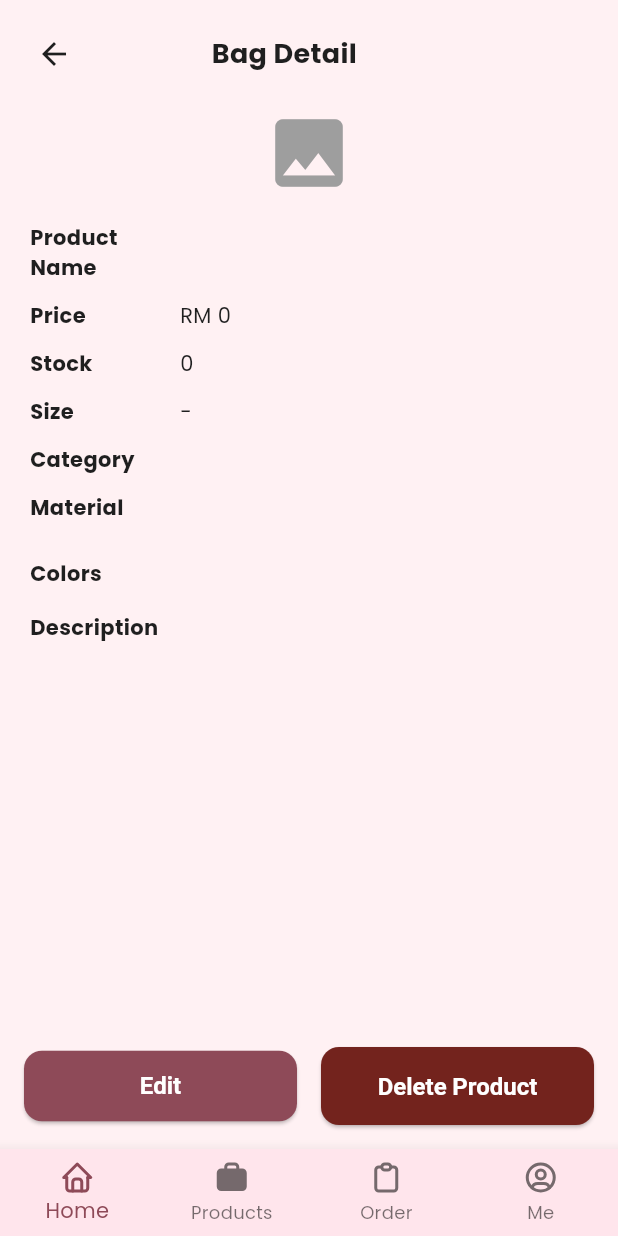
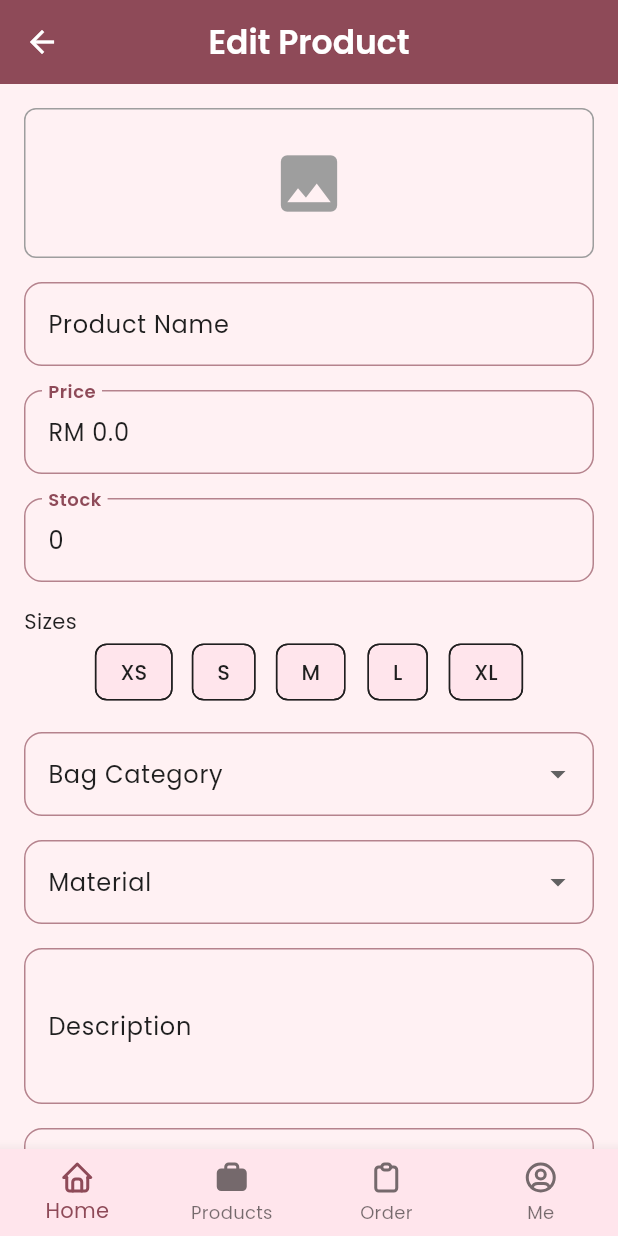
Before and after one commit to adamimrn22/MAP_Flutter_Project_Wanderers, a Flutter app: the SellerPreviewBagScreen screen opened by its route, after a tap on "Edit", on a phone screen of 412 x 824 dp. Run offline on Flutter 3.47's test engine with Material 3 defaults, Android fonts, the phone set to English and light mode, and no system bars; our stand-ins replace cloud_firestore, firebase_auth, firebase_core, flutter_tabler_icons, go_router, google_fonts and 2 more; accounts and stored records are empty.

Commit message:
add edit product function and fix minor error

```diff
--- a/lib/routing/router.dart
+++ b/lib/routing/router.dart
@@ -30,6 +30,7 @@ import 'package:mycrochetbag/ui/customer/customer_profile/customer_profile_scree
 import 'package:mycrochetbag/ui/admin/widgets/admin_profile_screen.dart';
 import 'package:mycrochetbag/ui/seller/seller_manage_bag/seller_add_bag/widget/seller_addbag_screen.dart';
 import 'package:mycrochetbag/ui/seller/seller_manage_bag/seller_preview_bag/widgets/seller_previewBag_screen.dart';
+import 'package:mycrochetbag/ui/seller/seller_manage_bag/seller_edit_bag/widgets/seller_editbag_screen.dart';
 
 final _rootNavigatorKey = GlobalKey<NavigatorState>();
 
@@ -178,8 +179,34 @@ GoRouter router(AuthServices authServices) => GoRouter(
           builder:
               (context, state) => const SellerPreviewBagScreen(
                 productId: '',
-              ), // Or with data if needed
+              ),
         ),
+        GoRoute(
+          path: Routes.sellerEditBag, // '/seller/edit-bag'
+          builder: (context, state) {
+            final Map<String, dynamic> productData = state.extra as Map<String, dynamic>;
+
+            // Extract productId - check multiple possible field names
+            String productId = '';
+            if (productData.containsKey('id')) {
+              productId = productData['id'].toString();
+            } else if (productData.containsKey('productId')) {
+              productId = productData['productId'].toString();
+            } else if (productData.containsKey('docId')) {
+              productId = productData['docId'].toString();
+            }
+
+            print('Router - Product ID: $productId'); // Debug
+            print('Router - Product Data keys: ${productData.keys}'); // Debug
+
+            return EditProductPage(
+              productData: productData,
+              productId: productId,
+            );
+          },
+        ),
+
+
       ],
     ),
     // GoRoute(
--- a/lib/routing/routes.dart
+++ b/lib/routing/routes.dart
@@ -19,6 +19,7 @@ abstract final class Routes {
   static const sellerProduct = '/seller/products';
   static const sellerOrders = '/seller/orders';
   static const sellerAddBag = '/seller/add-bag';
+  static const sellerEditBag = '/seller/edit-bag';
   static const sellerPreviewBag = '/seller/preview-bag';
 
 
--- /dev/null
+++ b/lib/ui/seller/seller_manage_bag/seller_edit_bag/view_model/seller_editbag_view_model.dart
@@ -0,0 +1,200 @@
+import 'dart:io';
+import 'package:flutter/material.dart';
+import 'package:image_picker/image_picker.dart';
+import 'package:cloud_firestore/cloud_firestore.dart';
+import 'package:supabase_flutter/supabase_flutter.dart';
+import 'package:firebase_auth/firebase_auth.dart';
+
+class SellerEditBagViewModel extends ChangeNotifier {
+  final GlobalKey<FormState> formKey = GlobalKey<FormState>();
+  final ImagePicker _picker = ImagePicker();
+
+  // Product data
+  final String productId;
+  String? productName;
+  double? price;
+  int? stock;
+  String? selectedCategory;
+  String? selectedMaterial;
+  String? description;
+  List<String> colors = [];
+  List<String> selectedSizes = [];
+
+  // Images
+  List<String> existingImageUrls = [];
+  List<XFile> newImages = [];
+  List<String> imagesToDelete = []; // Track images to be deleted from Supabase
+
+  // Loading state
+  bool isLoading = false;
+
+  // Static data - same as add form
+  final List<String> sizes = ['XS', 'S', 'M', 'L', 'XL'];
+  final List<String> bagCategories = [
+    'Tote',
+    'Sling',
+    'Backpack',
+  ];
+  final List<String> materials = ['Cotton', 'Wool', 'Canvas'];
+
+  SellerEditBagViewModel(Map<String, dynamic> productData, this.productId) {
+    _initializeWithProductData(productData);
+  }
+
+  void _initializeWithProductData(Map<String, dynamic> data) {
+      print('Product data: $data'); // Add this line for debugging
+      print('Category from data: ${data['category']}'); // Debug category
+      print('Material from data: ${data['material']}'); // Debug material
+    productName = data['name'] ?? '';
+    price = (data['price'] as num?)?.toDouble();
+    stock = data['stock'] ?? 0;
+
+    // Safely set dropdown values - only if they exist in the predefined lists
+    final categoryFromData = data['category'];
+    selectedCategory = bagCategories.contains(categoryFromData) ? categoryFromData : null;
+
+    final materialFromData = data['material'];
+    selectedMaterial = materials.contains(materialFromData) ? materialFromData : null;
+
+    description = data['description'] ?? '';
+
+    // Handle colors - could be List<String> or String
+    if (data['colors'] is List) {
+      colors = List<String>.from(data['colors']);
+    } else if (data['colors'] is String && data['colors'].isNotEmpty) {
+      colors = (data['colors'] as String).split(',').map((e) => e.trim()).toList();
+    } else {
+      colors = [];
+    }
+
+    // Handle sizes - only include valid sizes
+    if (data['sizes'] is List) {
+      final sizesFromData = List<String>.from(data['sizes']);
+      selectedSizes = sizesFromData.where((size) => sizes.contains(size)).toList();
+    }
+
+    // Handle existing images
+    if (data['images'] is List) {
+      existingImageUrls = List<String>.from(data['images']);
+    }
+  }
+
+  bool get hasImages => existingImageUrls.isNotEmpty || newImages.isNotEmpty;
+
+  Future<void> pickImages() async {
+    try {
+      final List<XFile> pickedFiles = await _picker.pickMultiImage();
+      newImages.addAll(pickedFiles);
+      notifyListeners();
+    } catch (e) {
+      debugPrint('Error picking images: $e');
+    }
+  }
+
+  void removeExistingImage(String imageUrl) {
+    existingImageUrls.remove(imageUrl);
+    imagesToDelete.add(imageUrl);
+    notifyListeners();
+  }
+
+  void removeNewImage(XFile image) {
+    newImages.remove(image);
+    notifyListeners();
+  }
+
+  void toggleSize(String size) {
+    if (selectedSizes.contains(size)) {
+      selectedSizes.remove(size);
+    } else {
+      selectedSizes.add(size);
+    }
+    notifyListeners();
+  }
+
+  Future<String?> updateProduct(BuildContext context) async {
+    if (!formKey.currentState!.validate()) {
+      return 'Please fill in all required fields';
+    }
+
+    if (!hasImages) {
+      return 'Please select at least one image';
+    }
+
+    if (selectedSizes.isEmpty) {
+      return 'Please select at least one size';
+    }
+
+    formKey.currentState!.save();
+    isLoading = true;
+    notifyListeners();
+
+    try {
+      final user = FirebaseAuth.instance.currentUser;
+      if (user == null) throw Exception('User not authenticated');
+
+      // Upload new images to Supabase
+      List<String> newImageUrls = [];
+      for (XFile image in newImages) {
+        final fileName = '${DateTime.now().millisecondsSinceEpoch}_${image.name}';
+        final filePath = 'products/${user.uid}/$fileName';
+
+        final file = File(image.path);
+        final response = await Supabase.instance.client.storage
+            .from('product-images')
+            .upload(filePath, file);
+
+        if (response.isNotEmpty) {
+          final imageUrl = Supabase.instance.client.storage
+              .from('product-images')
+              .getPublicUrl(filePath);
+          newImageUrls.add(imageUrl);
+        }
+      }
+
+      // Delete removed images from Supabase
+      for (String imageUrl in imagesToDelete) {
+        try {
+          // Extract file path from URL
+          final uri = Uri.parse(imageUrl);
+          final pathSegments = uri.pathSegments;
+          final filePath = pathSegments.sublist(pathSegments.indexOf('product-images') + 1).join('/');
+
+          await Supabase.instance.client.storage
+              .from('product-images')
+              .remove([filePath]);
+        } catch (e) {
+          debugPrint('Error deleting image: $e');
+        }
+      }
+
+      // Combine existing and new image URLs
+      final allImageUrls = [...existingImageUrls, ...newImageUrls];
+
+      // Update product in Firestore
+      await FirebaseFirestore.instance
+          .collection('products')
+          .doc(productId)
+          .update({
+        'name': productName,
+        'price': price,
+        'stock': stock,
+        'category': selectedCategory,
+        'material': selectedMaterial,
+        'description': description,
+        'colors': colors,
+        'sizes': selectedSizes,
+        'images': allImageUrls,
+        'updatedAt': FieldValue.serverTimestamp(),
+      });
+
+      return null; // Success
+
+    } catch (e) {
+      debugPrint('Error updating product: $e');
+      return 'Failed to update product: ${e.toString()}';
+    } finally {
+      isLoading = false;
+      notifyListeners();
+    }
+  }
+}
--- /dev/null
+++ b/lib/ui/seller/seller_manage_bag/seller_edit_bag/widgets/seller_editbag_screen.dart
@@ -0,0 +1,240 @@
+import 'dart:io';
+import 'package:flutter/material.dart';
+import 'package:provider/provider.dart';
+import 'package:mycrochetbag/ui/seller/seller_manage_bag/seller_edit_bag/view_model/seller_editbag_view_model.dart';
+
+class EditProductPage extends StatelessWidget {
+  final Map<String, dynamic> productData;
+  final String productId;
+
+  const EditProductPage({
+    super.key,
+    required this.productData,
+    required this.productId,
+  });
+
+  @override
+  Widget build(BuildContext context) {
+    return ChangeNotifierProvider(
+      create: (_) => SellerEditBagViewModel(productData, productId),
+      child: Scaffold(
+        appBar: AppBar(title: const Text('Edit Product')),
+        body: const _EditProductForm(),
+      ),
+    );
+  }
+}
+
+class _EditProductForm extends StatelessWidget {
+  const _EditProductForm();
+
+  @override
+  Widget build(BuildContext context) {
+    final viewModel = context.watch<SellerEditBagViewModel>();
+
+    return SingleChildScrollView(
+      padding: const EdgeInsets.all(16),
+      child: Form(
+        key: viewModel.formKey,
+        child: Column(children: [
+          // Image section - show existing images and allow adding new ones
+          GestureDetector(
+            onTap: () => viewModel.pickImages(),
+            child: Container(
+              height: 100,
+              decoration: BoxDecoration(
+                border: Border.all(color: Colors.grey),
+                borderRadius: BorderRadius.circular(8),
+              ),
+              child: viewModel.hasImages
+                  ? ListView(
+                      scrollDirection: Axis.horizontal,
+                      children: [
+                        // Show existing images from URLs
+                        ...viewModel.existingImageUrls.map((url) => Stack(
+                          children: [
+                            Padding(
+                              padding: const EdgeInsets.all(4),
+                              child: Image.network(
+                                url,
+                                width: 80,
+                                height: 100,
+                                fit: BoxFit.cover,
+                                errorBuilder: (context, error, stackTrace) =>
+                                  Container(
+                                    width: 80,
+                                    height: 100,
+                                    color: Colors.grey[300],
+                                    child: const Icon(Icons.error),
+                                  ),
+                              ),
+                            ),
+                            Positioned(
+                              top: 0,
+                              right: 0,
+                              child: GestureDetector(
+                                onTap: () => viewModel.removeExistingImage(url),
+                                child: Container(
+                                  decoration: const BoxDecoration(
+                                    color: Colors.red,
+                                    shape: BoxShape.circle,
+                                  ),
+                                  child: const Icon(
+                                    Icons.close,
+                                    color: Colors.white,
+                                    size: 16,
+                                  ),
+                                ),
+                              ),
+                            ),
+                          ],
+                        )).toList(),
+                        // Show new images from file picker
+                        ...viewModel.newImages.map((img) => Stack(
+                          children: [
+                            Padding(
+                              padding: const EdgeInsets.all(4),
+                              child: Image.file(
+                                File(img.path),
+                                width: 80,
+                                height: 100,
+                                fit: BoxFit.cover,
+                              ),
+                            ),
+                            Positioned(
+                              top: 0,
+                              right: 0,
+                              child: GestureDetector(
+                                onTap: () => viewModel.removeNewImage(img),
+                                child: Container(
+                                  decoration: const BoxDecoration(
+                                    color: Colors.red,
+                                    shape: BoxShape.circle,
+                                  ),
+                                  child: const Icon(
+                                    Icons.close,
+                                    color: Colors.white,
+                                    size: 16,
+                                  ),
+                                ),
+                              ),
+                            ),
+                          ],
+                        )).toList(),
+                      ],
+                    )
+                  : const Center(child: Icon(Icons.image, size: 50, color: Colors.grey)),
+            ),
+          ),
+          const SizedBox(height: 16),
+
+          TextFormField(
+            initialValue: viewModel.productName,
+            decoration: const InputDecoration(labelText: 'Product Name'),
+            onSaved: (val) => viewModel.productName = val,
+            validator: (val) => val!.isEmpty ? 'Required' : null,
+          ),
+          const SizedBox(height: 16),
+
+          TextFormField(
+            initialValue: viewModel.price?.toString() ?? '',
+            decoration: const InputDecoration(labelText: 'Price', prefixText: 'RM '),
+            keyboardType: TextInputType.number,
+            onSaved: (val) => viewModel.price = double.tryParse(val!),
+            validator: (val) => val!.isEmpty ? 'Required' : null,
+          ),
+          const SizedBox(height: 16),
+
+          TextFormField(
+            initialValue: viewModel.stock?.toString() ?? '',
+            decoration: const InputDecoration(labelText: 'Stock'),
+            keyboardType: TextInputType.number,
+            onSaved: (val) => viewModel.stock = int.tryParse(val!),
+            validator: (val) => val!.isEmpty ? 'Required' : null,
+          ),
+          const SizedBox(height: 16),
+
+          const Align(alignment: Alignment.centerLeft, child: Text('Sizes')),
+          Wrap(
+            spacing: 10,
+            children: viewModel.sizes.map((size) {
+              return FilterChip(
+                label: Text(size),
+                selected: viewModel.selectedSizes.contains(size),
+                onSelected: (_) => viewModel.toggleSize(size),
+              );
+            }).toList(),
+          ),
+          const SizedBox(height: 16),
+
+          DropdownButtonFormField<String>(
+            value: viewModel.selectedCategory,
+            decoration: const InputDecoration(labelText: 'Bag Category'),
+            items: viewModel.bagCategories.map((cat) =>
+              DropdownMenuItem(value: cat, child: Text(cat))
+            ).toList(),
+            onChanged: (val) => viewModel.selectedCategory = val,
+            validator: (val) => val == null ? 'Required' : null,
+          ),
+          const SizedBox(height: 16),
+
+          DropdownButtonFormField<String>(
+            value: viewModel.selectedMaterial,
+            decoration: const InputDecoration(labelText: 'Material'),
+            items: viewModel.materials.map((mat) =>
+              DropdownMenuItem(value: mat, child: Text(mat))
+            ).toList(),
+            onChanged: (val) => viewModel.selectedMaterial = val,
+            validator: (val) => val == null ? 'Required' : null,
+          ),
+          const SizedBox(height: 16),
+
+          TextFormField(
+            initialValue: viewModel.description,
+            decoration: const InputDecoration(labelText: 'Description'),
+            maxLines: 3,
+            onSaved: (val) => viewModel.description = val,
+            validator: (val) => val!.isEmpty ? 'Required' : null,
+          ),
+          const SizedBox(height: 16),
+
+          TextFormField(
+            initialValue: viewModel.colors.join(', '),
+            decoration: const InputDecoration(
+              labelText: 'Colors',
+              hintText: 'e.g., Red, Blue, Black',
+            ),
+            onSaved: (val) => viewModel.colors = val!.split(',').map((e) => e.trim()).toList(),
+            validator: (val) => val!.isEmpty ? 'Required' : null,
+          ),
+          const SizedBox(height: 20),
+
+          ElevatedButton(
+            style: ElevatedButton.styleFrom(
+              backgroundColor: Colors.black,
+              foregroundColor: Colors.white,
+              minimumSize: const Size(double.infinity, 48),
+              shape: RoundedRectangleBorder(borderRadius: BorderRadius.circular(12)),
+            ),
+            onPressed: viewModel.isLoading ? null : () async {
+              final result = await viewModel.updateProduct(context);
+              if (result == null) {
+                ScaffoldMessenger.of(context).showSnackBar(
+                  const SnackBar(content: Text('Product updated successfully!')),
+                );
+                Navigator.pop(context);
+              } else {
+                ScaffoldMessenger.of(context).showSnackBar(
+                  SnackBar(content: Text(result)),
+                );
+              }
+            },
+            child: viewModel.isLoading
+              ? const CircularProgressIndicator(color: Colors.white)
+              : const Text('Update'),
+          ),
+        ]),
+      ),
+    );
+  }
+}
--- a/lib/ui/seller/seller_manage_bag/seller_preview_bag/widgets/seller_previewBag_screen.dart
+++ b/lib/ui/seller/seller_manage_bag/seller_preview_bag/widgets/seller_previewBag_screen.dart
@@ -1,4 +1,6 @@
 import 'package:flutter/material.dart';
+import 'package:go_router/go_router.dart';
+import 'package:mycrochetbag/routing/routes.dart';
 import 'package:cloud_firestore/cloud_firestore.dart';
 import 'package:mycrochetbag/firebase_services.dart';
 
@@ -90,6 +92,24 @@ class _SellerPreviewBagScreenState extends State<SellerPreviewBagScreen> {
           context,
         ).showSnackBar(SnackBar(content: Text('Failed to delete: $e')));
       }
+    }
+  }
+
+  Future<void> _refreshProductData() async {
+    try {
+      // Fetch updated data from Firebase
+      final doc = await FirebaseFirestore.instance
+          .collection('products')
+          .doc(widget.productId) // or however you access the product ID
+          .get();
+
+      if (doc.exists) {
+        setState(() {
+          _productData = doc.data()!;
+        });
+      }
+    } catch (e) {
+      print('Error refreshing product data: $e');
     }
   }
 
@@ -196,7 +216,7 @@ class _SellerPreviewBagScreenState extends State<SellerPreviewBagScreen> {
                     _info(
                       "Size",
                       (_productData!['sizes'] as List).isNotEmpty
-                          ? _productData!['sizes'][0]
+                          ? (_productData!['sizes'] as List).join(', ')
                           : '-',
                     ),
                     _info("Category", _productData!['category']),
@@ -238,13 +258,20 @@ class _SellerPreviewBagScreenState extends State<SellerPreviewBagScreen> {
                 children: [
                   Expanded(
                     child: ElevatedButton(
-                      onPressed: () {
-                        Navigator.pushNamed(
-                          context,
-                          '/editProduct',
-                          arguments: _productData,
-                        );
-                      },
+                     onPressed: () async{
+                      final productDataWithId = Map<String, dynamic>.from(_productData!);
+                      if (!productDataWithId.containsKey('id')) {
+                        productDataWithId['id'] = widget.productId; // or however you access the product ID
+                      }
+
+                      print('Navigating with product data: $productDataWithId'); // Debug
+
+                      final result = await context.push(Routes.sellerEditBag, extra: productDataWithId);
+                      if (result == true || result == null) {
+                        // Refresh the product data - call your method to reload data from Firebase
+                        _refreshProductData(); // You'll need to implement this method
+                      }
+                    },
                       child: const Text('Edit'),
                     ),
                   ),
```
Also changed, not shown: lib/ui/seller/seller_product/widget/seller_product_screen.dart (+16 -3 lines).
